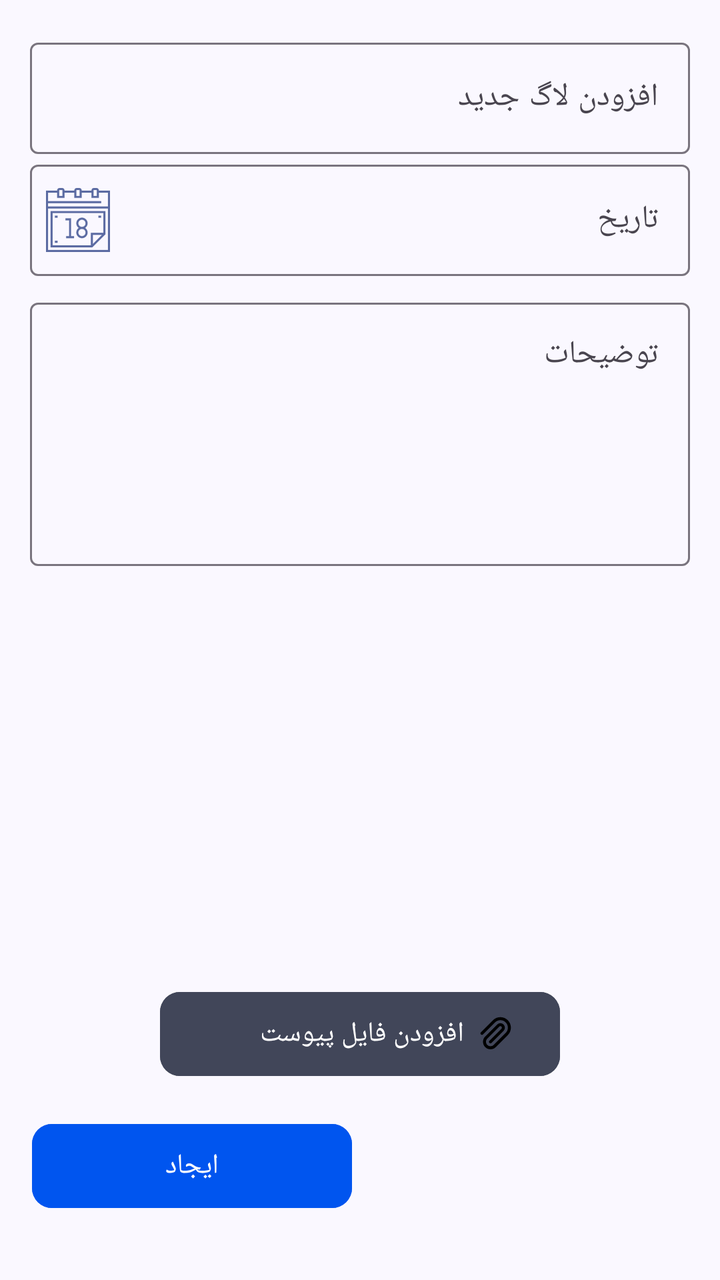
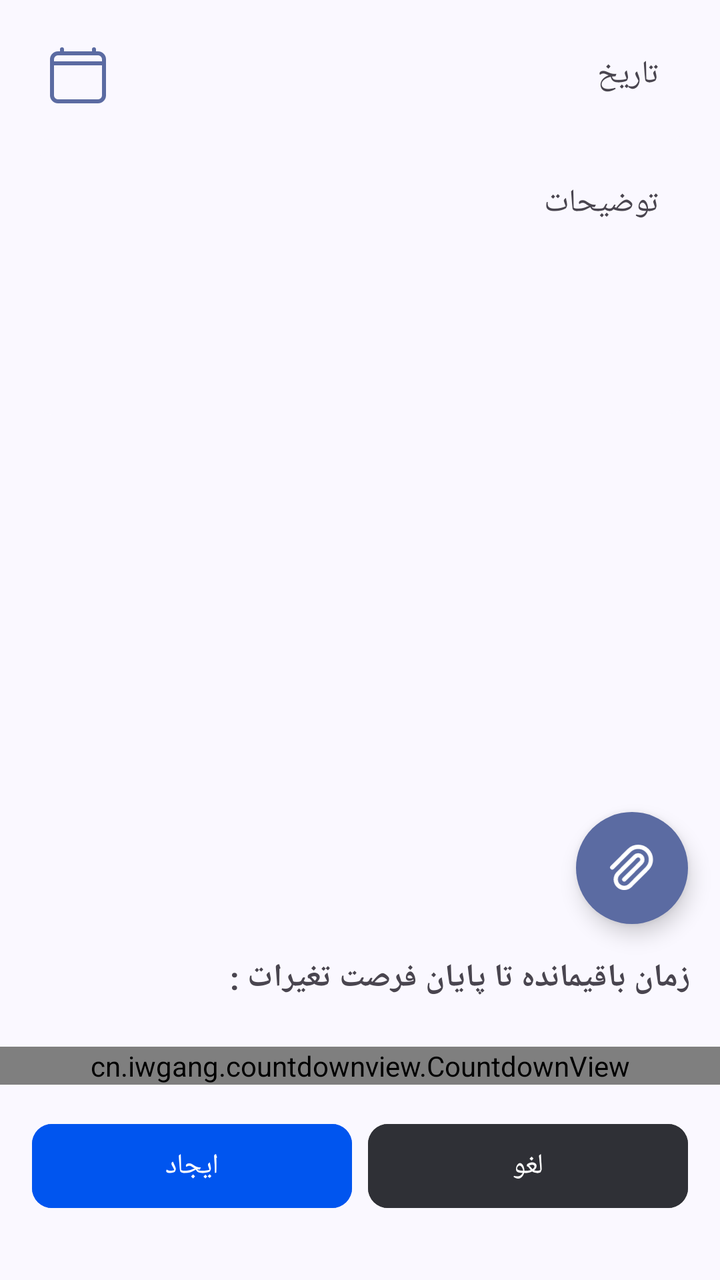

Screens rendered from an Android XML layout before and after an edit, with the pre-edit source and the edit as a unified diff.
<!-- AndroidManifest.xml: application theme Theme.Iotequipment -->
<!-- res/layout/fragment_add_log.xml -->
<?xml version="1.0" encoding="utf-8"?>
<layout
    xmlns:android="http://schemas.android.com/apk/res/android"
    xmlns:app="http://schemas.android.com/apk/res-auto"
    xmlns:tools="http://schemas.android.com/tools"
    >
    <data>

    </data>
    <androidx.constraintlayout.widget.ConstraintLayout
        android:layout_width="match_parent"
        android:layout_height="match_parent">

        <com.google.android.material.textfield.TextInputLayout
            android:id="@+id/textInputLayout"
            android:layout_width="match_parent"
            android:layout_height="wrap_content"
            android:layout_marginStart="15dp"
            android:layout_marginTop="16dp"
            android:layout_marginEnd="15dp"
            android:hint="@string/hint_text_add_new_log"
            app:endIconDrawable="@drawable/ic_trailing"
            app:layout_constraintEnd_toEndOf="parent"
            app:layout_constraintStart_toStartOf="parent"
            app:layout_constraintTop_toTopOf="parent">

            <com.google.android.material.textfield.TextInputEditText
                android:id="@+id/et_new_log_name"
                android:layout_width="match_parent"
                android:layout_height="wrap_content"
                android:inputType="text" />
        </com.google.android.material.textfield.TextInputLayout>

        <com.google.android.material.textfield.TextInputLayout
            android:id="@+id/dateInputLayout"
            android:layout_width="match_parent"
            android:layout_height="wrap_content"
            android:layout_marginStart="15dp"
            android:layout_marginEnd="15dp"
            android:hint="@string/hint_text_add_new_date"
            app:startIconDrawable="@drawable/ic_date"
            app:startIconTint="@color/md_theme_primaryContainer_mediumContrast"
            app:endIconDrawable="@drawable/ic_trailing"
            app:layout_constraintEnd_toEndOf="parent"
            app:layout_constraintStart_toStartOf="parent"
            app:layout_constraintTop_toBottomOf="@+id/textInputLayout">

            <com.google.android.material.textfield.TextInputEditText
                android:id="@+id/et_new_log_date"
                android:layout_width="match_parent"
                android:layout_height="wrap_content"
                android:inputType="none"
                android:focusable="false"
                />
        </com.google.android.material.textfield.TextInputLayout>

        <ScrollView
            android:layout_width="match_parent"
            android:layout_height="0dp"
            android:layout_marginTop="8dp"
            app:layout_constraintBottom_toTopOf="@id/linearLayout"
            app:layout_constraintEnd_toEndOf="parent"
            app:layout_constraintStart_toStartOf="parent"
            app:layout_constraintTop_toBottomOf="@id/dateInputLayout">

            <LinearLayout
                android:layout_width="match_parent"
                android:layout_height="wrap_content"
                android:layout_marginStart="15dp"
                android:layout_marginEnd="15dp"
                android:orientation="vertical">

                <com.google.android.material.textfield.TextInputLayout
                    android:id="@+id/textInputLayout3"
                    android:layout_width="match_parent"
                    android:layout_height="wrap_content"
                    android:hint="@string/hint_text_add_new_des">

                    <com.google.android.material.textfield.TextInputEditText
                        android:id="@+id/et_new_log_des"
                        android:layout_width="match_parent"
                        android:layout_height="wrap_content"
                        android:gravity="top"
                        android:inputType="textMultiLine"
                        android:minLines="5" />
                </com.google.android.material.textfield.TextInputLayout>

            </LinearLayout>
        </ScrollView>


        <com.google.android.material.button.MaterialButton
            android:id="@+id/btn_add_attachment"
            android:layout_width="200dp"
            android:layout_height="50dp"
            android:layout_marginBottom="16dp"
            android:backgroundTint="@color/md_theme_onSecondaryFixedVariant"
            android:drawableEnd="@drawable/ic_attachment"
            android:text="@string/btn_add_attachment"
            android:textAlignment="textStart"
            app:cornerRadius="10dp"
            app:layout_constraintBottom_toTopOf="@+id/btn_add_recorde"
            app:layout_constraintEnd_toEndOf="parent"
            app:layout_constraintStart_toStartOf="parent" />

        <com.google.android.material.button.MaterialButton
            android:id="@+id/btn_add_recorde"
            android:layout_width="160dp"
            android:layout_height="50dp"
            android:layout_marginStart="16dp"
            android:layout_marginBottom="32dp"
            android:layout_weight="0"
            android:backgroundTint="@color/md_theme_primary"
            android:text="@string/btn_create"
            android:textColor="@color/white"
            android:textSize="14sp"
            app:cornerRadius="10dp"
            app:layout_constraintBottom_toBottomOf="parent"
            app:layout_constraintStart_toStartOf="parent"
            app:strokeColor="@color/ic_launcher_background" />

        <LinearLayout
            android:id="@+id/linearLayout"
            android:layout_width="match_parent"
            android:layout_height="200dp"
            android:orientation="vertical"
            app:layout_constraintBottom_toTopOf="@+id/btn_add_attachment" />


    </androidx.constraintlayout.widget.ConstraintLayout>
</layout>
<!-- resources referenced by this layout -->
<resources>
  <color name="ic_launcher_background">#FFFFFF</color>
  <color name="md_theme_onSecondaryFixedVariant">#414659</color>
  <color name="md_theme_primary">#0055EF</color>
  <color name="md_theme_primaryContainer_mediumContrast">#5B6BA2</color>
  <color name="white">#FFFFFFFF</color>
  <!-- drawable ic_attachment (drawable) -->
  <vector xmlns:android="http://schemas.android.com/apk/res/android"
      android:width="16dp"
      android:height="17dp"
      android:viewportWidth="16"
      android:viewportHeight="17">
    <path
        android:pathData="M5.25,12.563L11.25,6.563C11.529,6.279 11.686,5.896 11.686,5.498C11.686,5.099 11.529,4.717 11.25,4.433C10.967,4.154 10.587,3.998 10.19,3.998C9.793,3.998 9.413,4.154 9.13,4.433L3.13,10.433C2.85,10.712 2.628,11.043 2.477,11.407C2.326,11.772 2.248,12.163 2.248,12.558C2.248,12.953 2.326,13.344 2.477,13.708C2.628,14.073 2.85,14.404 3.13,14.683C3.693,15.245 4.455,15.56 5.25,15.56C6.045,15.56 6.807,15.245 7.37,14.683L13.37,8.683C13.789,8.265 14.121,7.768 14.348,7.222C14.574,6.675 14.691,6.089 14.691,5.498C14.691,4.906 14.574,4.32 14.348,3.774C14.121,3.227 13.789,2.731 13.37,2.313C12.523,1.472 11.378,1 10.185,1C8.992,1 7.847,1.472 7,2.313L1,8.313"
        android:strokeLineJoin="round"
        android:strokeWidth="1.5"
        android:fillColor="#00856D6D"
        android:strokeColor="@color/black"
        android:strokeLineCap="round"/>
  </vector>
  <!-- drawable ic_date: vector/xml drawable (drawable, 2792 chars, omitted) -->
  <!-- drawable ic_trailing (drawable) -->
  <vector xmlns:android="http://schemas.android.com/apk/res/android"
      android:width="48dp"
      android:height="48dp"
      android:viewportWidth="48"
      android:viewportHeight="48">
    <group>
      <clip-path
          android:pathData="M24,4L24,4A20,20 0,0 1,44 24L44,24A20,20 0,0 1,24 44L24,44A20,20 0,0 1,4 24L4,24A20,20 0,0 1,24 4z"/>
      <path
          android:pathData="M24,14C18.47,14 14,18.47 14,24C14,29.53 18.47,34 24,34C29.53,34 34,29.53 34,24C34,18.47 29.53,14 24,14ZM24,32C19.59,32 16,28.41 16,24C16,19.59 19.59,16 24,16C28.41,16 32,19.59 32,24C32,28.41 28.41,32 24,32ZM24,22.59L27.59,19L29,20.41L25.41,24L29,27.59L27.59,29L24,25.41L20.41,29L19,27.59L22.59,24L19,20.41L20.41,19L24,22.59Z"
          android:fillColor="#49454F"
          android:fillType="evenOdd"/>
    </group>
  </vector>
  <string name="btn_add_attachment">افزودن فایل پیوست</string>
  <string name="btn_create">ایجاد</string>
  <string name="hint_text_add_new_date">تاریخ</string>
  <string name="hint_text_add_new_des">توضیحات</string>
  <string name="hint_text_add_new_log">افزودن لاگ جدید</string>
  <style name="Theme.Iotequipment" parent="Base.Theme.Iotequipment" />
  <color name="black">#FF000000</color>
  <style name="Base.Theme.Iotequipment" parent="Theme.Material3.DayNight.NoActionBar">
          <item name="fontFamily">@font/iran_yekan_regular</item>
          
          
          <item name="colorPrimary">@color/md_theme_primary</item>
          <item name="android:colorBackground">@color/md_theme_background</item>
  
      </style>
  <color name="md_theme_background">#FAF8FF</color>
</resources>

<!-- the commit's change to res/layout/fragment_add_log.xml (unified diff, before → after) -->
@@ -1,67 +1,25 @@
 <?xml version="1.0" encoding="utf-8"?>
-<layout
-    xmlns:android="http://schemas.android.com/apk/res/android"
+<layout xmlns:android="http://schemas.android.com/apk/res/android"
     xmlns:app="http://schemas.android.com/apk/res-auto"
-    xmlns:tools="http://schemas.android.com/tools"
-    >
+    xmlns:tools="http://schemas.android.com/tools">
     <data>
+    </data>
 
-    </data>
+
+
     <androidx.constraintlayout.widget.ConstraintLayout
         android:layout_width="match_parent"
         android:layout_height="match_parent">
 
-        <com.google.android.material.textfield.TextInputLayout
-            android:id="@+id/textInputLayout"
+
+        <ScrollView
+            android:id="@+id/scrollView3"
             android:layout_width="match_parent"
-            android:layout_height="wrap_content"
-            android:layout_marginStart="15dp"
-            android:layout_marginTop="16dp"
-            android:layout_marginEnd="15dp"
-            android:hint="@string/hint_text_add_new_log"
-            app:endIconDrawable="@drawable/ic_trailing"
+            android:layout_height="0dp"
+            app:layout_constraintBottom_toTopOf="@+id/linearLayout4"
             app:layout_constraintEnd_toEndOf="parent"
             app:layout_constraintStart_toStartOf="parent"
             app:layout_constraintTop_toTopOf="parent">
-
-            <com.google.android.material.textfield.TextInputEditText
-                android:id="@+id/et_new_log_name"
-                android:layout_width="match_parent"
-                android:layout_height="wrap_content"
-                android:inputType="text" />
-        </com.google.android.material.textfield.TextInputLayout>
-
-        <com.google.android.material.textfield.TextInputLayout
-            android:id="@+id/dateInputLayout"
-            android:layout_width="match_parent"
-            android:layout_height="wrap_content"
-            android:layout_marginStart="15dp"
-            android:layout_marginEnd="15dp"
-            android:hint="@string/hint_text_add_new_date"
-            app:startIconDrawable="@drawable/ic_date"
-            app:startIconTint="@color/md_theme_primaryContainer_mediumContrast"
-            app:endIconDrawable="@drawable/ic_trailing"
-            app:layout_constraintEnd_toEndOf="parent"
-            app:layout_constraintStart_toStartOf="parent"
-            app:layout_constraintTop_toBottomOf="@+id/textInputLayout">
-
-            <com.google.android.material.textfield.TextInputEditText
-                android:id="@+id/et_new_log_date"
-                android:layout_width="match_parent"
-                android:layout_height="wrap_content"
-                android:inputType="none"
-                android:focusable="false"
-                />
-        </com.google.android.material.textfield.TextInputLayout>
-
-        <ScrollView
-            android:layout_width="match_parent"
-            android:layout_height="0dp"
-            android:layout_marginTop="8dp"
-            app:layout_constraintBottom_toTopOf="@id/linearLayout"
-            app:layout_constraintEnd_toEndOf="parent"
-            app:layout_constraintStart_toStartOf="parent"
-            app:layout_constraintTop_toBottomOf="@id/dateInputLayout">
 
             <LinearLayout
                 android:layout_width="match_parent"
@@ -71,37 +29,55 @@
                 android:orientation="vertical">
 
                 <com.google.android.material.textfield.TextInputLayout
+                    android:id="@+id/dateInputLayout"
+                    android:layout_width="match_parent"
+                    android:layout_height="wrap_content"
+                    android:layout_gravity="center"
+                    android:hint="@string/hint_text_add_new_date"
+                    app:startIconDrawable="@drawable/ic_date"
+                    app:startIconTint="@color/md_theme_primaryContainer_mediumContrast">
+
+                    <com.google.android.material.textfield.TextInputEditText
+                        android:id="@+id/et_new_log_date"
+                        android:layout_width="match_parent"
+                        android:layout_height="65dp"
+                        android:background="@drawable/rounded_edit_text"
+                        android:focusable="false"
+                        android:inputType="none"
+                        android:maxLines="1" />
+                </com.google.android.material.textfield.TextInputLayout>
+
+                <com.google.android.material.textfield.TextInputLayout
                     android:id="@+id/textInputLayout3"
                     android:layout_width="match_parent"
                     android:layout_height="wrap_content"
-                    android:hint="@string/hint_text_add_new_des">
+                    android:hint="@string/hint_text_add_new_des"
+                    app:boxBackgroundMode="outline"
+                    app:boxStrokeColor="@color/md_theme_inverseSurface"
+                    app:boxStrokeWidth="2dp">
 
                     <com.google.android.material.textfield.TextInputEditText
                         android:id="@+id/et_new_log_des"
                         android:layout_width="match_parent"
                         android:layout_height="wrap_content"
+                        android:background="@drawable/rounded_edit_text"
                         android:gravity="top"
                         android:inputType="textMultiLine"
                         android:minLines="5" />
                 </com.google.android.material.textfield.TextInputLayout>
 
+                <LinearLayout
+                    android:id="@+id/linearLayout"
+                    android:layout_width="match_parent"
+                    android:layout_height="wrap_content"
+                    android:orientation="vertical"
+                    app:layout_constraintBottom_toTopOf="@+id/linearLayout4" />
+
             </LinearLayout>
         </ScrollView>
 
 
-        <com.google.android.material.button.MaterialButton
-            android:id="@+id/btn_add_attachment"
-            android:layout_width="200dp"
-            android:layout_height="50dp"
-            android:layout_marginBottom="16dp"
-            android:backgroundTint="@color/md_theme_onSecondaryFixedVariant"
-            android:drawableEnd="@drawable/ic_attachment"
-            android:text="@string/btn_add_attachment"
-            android:textAlignment="textStart"
-            app:cornerRadius="10dp"
-            app:layout_constraintBottom_toTopOf="@+id/btn_add_recorde"
-            app:layout_constraintEnd_toEndOf="parent"
-            app:layout_constraintStart_toStartOf="parent" />
+
 
         <com.google.android.material.button.MaterialButton
             android:id="@+id/btn_add_recorde"
@@ -119,13 +95,88 @@
             app:layout_constraintStart_toStartOf="parent"
             app:strokeColor="@color/ic_launcher_background" />
 
+        <com.google.android.material.button.MaterialButton
+            android:id="@+id/btn_cansel"
+            android:layout_width="160dp"
+            android:layout_height="50dp"
+            android:layout_marginEnd="16dp"
+            android:layout_marginBottom="32dp"
+            android:layout_weight="0"
+            android:backgroundTint="@color/md_theme_inverseSurface"
+            android:text="@string/btn_cancel"
+            android:textColor="@color/white"
+            android:textSize="14sp"
+            app:cornerRadius="10dp"
+            app:layout_constraintBottom_toBottomOf="parent"
+            app:layout_constraintEnd_toEndOf="parent"
+            app:strokeColor="@color/ic_launcher_background" />
+
+
+
         <LinearLayout
-            android:id="@+id/linearLayout"
+            android:id="@+id/linearLayout4"
             android:layout_width="match_parent"
-            android:layout_height="200dp"
+            android:layout_height="80dp"
             android:orientation="vertical"
-            app:layout_constraintBottom_toTopOf="@+id/btn_add_attachment" />
+            app:layout_constraintBottom_toTopOf="@+id/btn_add_recorde"
+            app:layout_constraintEnd_toEndOf="parent"
+            app:layout_constraintStart_toStartOf="parent">
 
+            <TextView
+                android:layout_width="match_parent"
+                android:layout_height="30dp"
+                android:layout_marginEnd="15dp"
+                android:text="@string/txt_countdown_description"
+                android:textAlignment="textStart"
+                android:textSize="16sp"
+                android:textStyle="bold" />
+
+            <LinearLayout
+                android:layout_width="match_parent"
+                android:layout_height="50dp"
+                android:orientation="horizontal">
+
+
+                <cn.iwgang.countdownview.CountdownView
+                    android:id="@+id/countdownLogView"
+                    android:layout_width="match_parent"
+                    android:layout_height="wrap_content"
+                    android:layout_gravity="center"
+                    app:isHideTimeBackground="false"
+                    app:isShowDay="true"
+                    app:isShowHour="true"
+                    app:isShowMillisecond="false"
+                    app:isShowMinute="true"
+                    app:isShowSecond="true"
+                    app:isTimeTextBold="true"
+                    app:suffixGravity="center"
+                    app:suffixTextSize="12sp"
+                    app:timeBgBorderColor="#000000"
+                    app:timeBgBorderSize="3dp"
+                    app:timeBgColor="#D7D7D7"
+                    app:timeBgDivisionLineColor="#646464"
+                    app:timeBgRadius="5dp"
+                    app:timeTextColor="#000000"
+                    app:timeTextSize="22sp" />
+
+            </LinearLayout>
+
+        </LinearLayout>
+
+        <com.google.android.material.floatingactionbutton.FloatingActionButton
+            android:id="@+id/btn_add_attachment"
+            android:layout_width="wrap_content"
+            android:layout_height="wrap_content"
+            android:layout_gravity="center"
+            android:layout_marginEnd="16dp"
+            android:layout_marginBottom="16dp"
+            app:tint="@color/white"
+            app:shapeAppearanceOverlay="@style/FabShape_Circle"
+            android:backgroundTint="@color/md_theme_primaryContainer_mediumContrast"
+            android:contentDescription="@string/btn_add_attachment"
+            android:src="@drawable/ic_attachment"
+            app:layout_constraintBottom_toTopOf="@+id/linearLayout4"
+            app:layout_constraintEnd_toEndOf="parent" />
 
     </androidx.constraintlayout.widget.ConstraintLayout>
 </layout>
<!-- resource entries referenced after the edit -->
@@ -1,7 +1,7 @@
 <!-- resources referenced by this layout -->
 <resources>
   <color name="ic_launcher_background">#FFFFFF</color>
-  <color name="md_theme_onSecondaryFixedVariant">#414659</color>
+  <color name="md_theme_inverseSurface">#2F3036</color>
   <color name="md_theme_primary">#0055EF</color>
   <color name="md_theme_primaryContainer_mediumContrast">#5B6BA2</color>
   <color name="white">#FFFFFFFF</color>
@@ -16,32 +16,60 @@
         android:strokeLineJoin="round"
         android:strokeWidth="1.5"
         android:fillColor="#00856D6D"
-        android:strokeColor="@color/black"
+        android:strokeColor="@color/white"
         android:strokeLineCap="round"/>
   </vector>
-  <!-- drawable ic_date: vector/xml drawable (drawable, 2792 chars, omitted) -->
-  <!-- drawable ic_trailing (drawable) -->
+  <!-- drawable ic_date (drawable) -->
   <vector xmlns:android="http://schemas.android.com/apk/res/android"
-      android:width="48dp"
-      android:height="48dp"
-      android:viewportWidth="48"
-      android:viewportHeight="48">
-    <group>
-      <clip-path
-          android:pathData="M24,4L24,4A20,20 0,0 1,44 24L44,24A20,20 0,0 1,24 44L24,44A20,20 0,0 1,4 24L4,24A20,20 0,0 1,24 4z"/>
-      <path
-          android:pathData="M24,14C18.47,14 14,18.47 14,24C14,29.53 18.47,34 24,34C29.53,34 34,29.53 34,24C34,18.47 29.53,14 24,14ZM24,32C19.59,32 16,28.41 16,24C16,19.59 19.59,16 24,16C28.41,16 32,19.59 32,24C32,28.41 28.41,32 24,32ZM24,22.59L27.59,19L29,20.41L25.41,24L29,27.59L27.59,29L24,25.41L20.41,29L19,27.59L22.59,24L19,20.41L20.41,19L24,22.59Z"
-          android:fillColor="#49454F"
-          android:fillType="evenOdd"/>
-    </group>
+      android:width="32dp"
+      android:height="32dp"
+      android:viewportWidth="512"
+      android:viewportHeight="512">
+    <path
+        android:pathData="M96,80L416,80A48,48 0,0 1,464 128L464,416A48,48 0,0 1,416 464L96,464A48,48 0,0 1,48 416L48,128A48,48 0,0 1,96 80z"
+        android:strokeLineJoin="round"
+        android:strokeWidth="32"
+        android:fillColor="#00000000"
+        android:strokeColor="#000000"/>
+    <path
+        android:pathData="M128,48L128,80"
+        android:strokeLineJoin="round"
+        android:strokeWidth="32"
+        android:fillColor="#00000000"
+        android:strokeColor="#000000"
+        android:strokeLineCap="round"/>
+    <path
+        android:pathData="M384,48L384,80"
+        android:strokeLineJoin="round"
+        android:strokeWidth="32"
+        android:fillColor="#00000000"
+        android:strokeColor="#000000"
+        android:strokeLineCap="round"/>
+    <path
+        android:pathData="M464,160L48,160"
+        android:strokeLineJoin="round"
+        android:strokeWidth="32"
+        android:fillColor="#00000000"
+        android:strokeColor="#000000"
+        android:strokeLineCap="round"/>
   </vector>
+  <!-- drawable rounded_edit_text (drawable) -->
+  <?xml version="1.0" encoding="utf-8"?>
+  <shape xmlns:android="http://schemas.android.com/apk/res/android"
+      android:shape="rectangle">
+      <solid android:color="@color/md_theme_background" />
+      <corners android:radius="12dp" />
+  </shape>
   <string name="btn_add_attachment">افزودن فایل پیوست</string>
+  <string name="btn_cancel">لغو</string>
   <string name="btn_create">ایجاد</string>
   <string name="hint_text_add_new_date">تاریخ</string>
   <string name="hint_text_add_new_des">توضیحات</string>
-  <string name="hint_text_add_new_log">افزودن لاگ جدید</string>
+  <string name="txt_countdown_description">زمان باقیمانده تا پایان فرصت تغیرات :</string>
+  <style name="FabShape_Circle" parent="">
+          <item name="cornerSize">50%</item>
+      </style>
   <style name="Theme.Iotequipment" parent="Base.Theme.Iotequipment" />
-  <color name="black">#FF000000</color>
   <style name="Base.Theme.Iotequipment" parent="Theme.Material3.DayNight.NoActionBar">
           <item name="fontFamily">@font/iran_yekan_regular</item>
           
